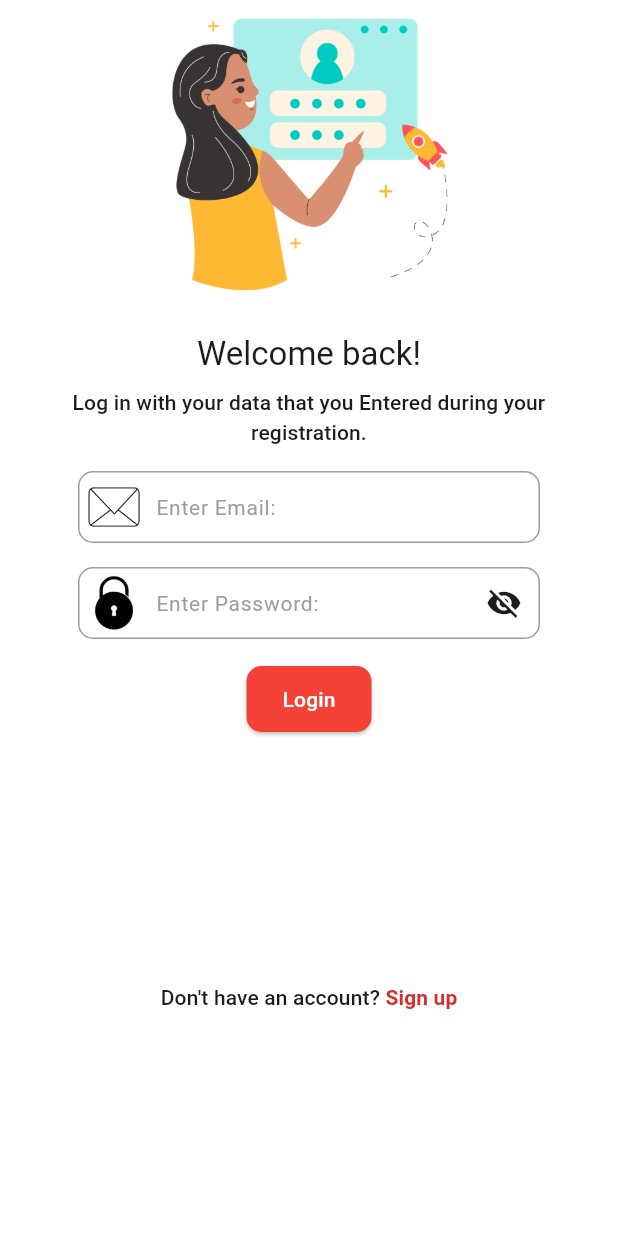
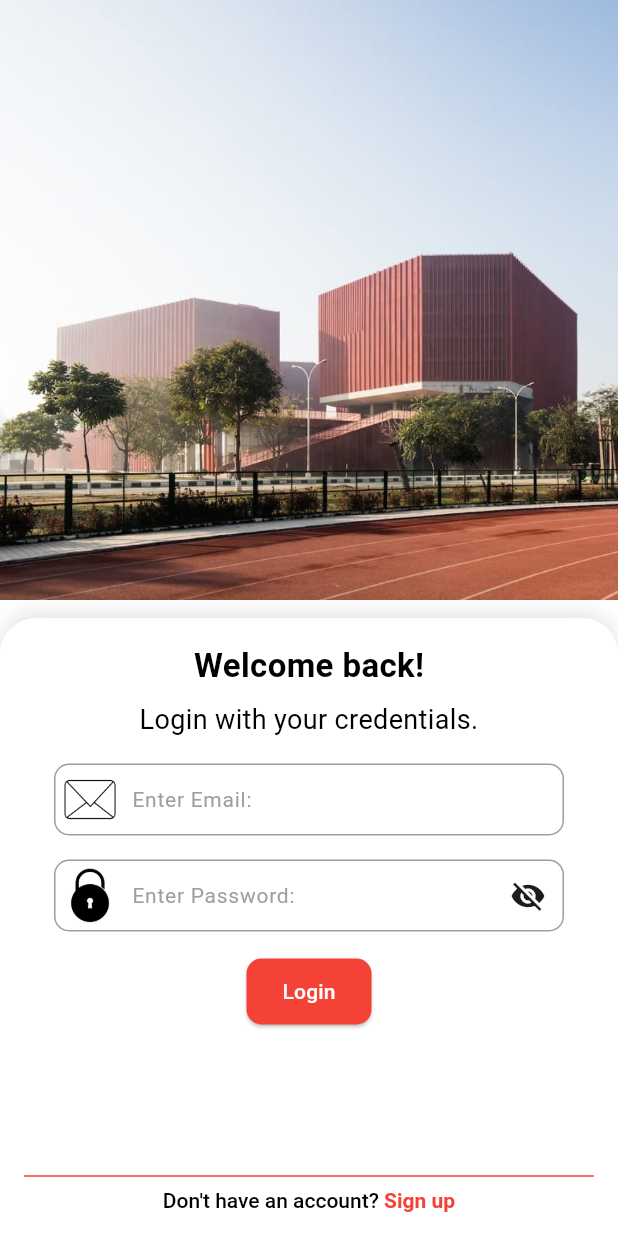
Before and after one commit to MKvDevelopment/hm_ambulance_app, a Flutter app: the screen it shows after launch, on a phone screen of 412 x 824 dp. Run offline on Flutter 3.47's test engine with Material 3 defaults, Android fonts, the phone set to English and light mode, and no system bars; our stand-ins replace another_flushbar, cloud_firestore, firebase_auth, firebase_core, firebase_storage, form_field_validator and 5 more; accounts and stored records are empty; Roboto replaces fonts that are missing (Poppins).

```diff
--- a/lib/constants.dart
+++ b/lib/constants.dart
@@ -4,7 +4,7 @@ import 'package:form_field_validator/form_field_validator.dart';
 
 const String loginPageImg="assets/images/login.png";
 const String loginPageTitle="Welcome back!";
-const String loginPageDesc="Log in with your data that you Entered during your registration.";
+const String loginPageDesc="Login with your credentials.";
 
 const String registerPageImg="assets/images/signup.png";
 const String registerPageTitle="Create Your Account!";
--- a/lib/screen/auth/LoginPage.dart
+++ b/lib/screen/auth/LoginPage.dart
@@ -1,3 +1,4 @@
+import 'package:IM_Ambulance/common_code/custom_text_style.dart';
 import 'package:flutter/foundation.dart';
 import 'package:flutter/gestures.dart';
 import 'package:flutter/material.dart';
@@ -7,8 +8,6 @@ import '../../constants.dart';
 import '../../provider/AuthProvider.dart';
 import '../../route_constants.dart';
 import 'login_form.dart';
-
-
 
 class LoginScreen extends StatefulWidget {
   const LoginScreen({super.key});
@@ -21,44 +20,68 @@ class _LoginScreenState extends State<LoginScreen> {
   final GlobalKey<FormState> _formKey = GlobalKey<FormState>();
   final TextEditingController _emailController = TextEditingController();
   final TextEditingController _passwordController = TextEditingController();
-  final ValueNotifier<bool> _obscureTextNotifier = ValueNotifier<bool>(true);  // For password visibility toggle
-
-
+  final ValueNotifier<bool> _obscureTextNotifier =
+      ValueNotifier<bool>(true); // For password visibility toggle
 
   @override
   Widget build(BuildContext context) {
     final Size size = MediaQuery.of(context).size;
-    double width = MediaQuery.of(context).size.width;
-    var height = MediaQuery.of(context).size.height;
+    double width = size.width;
+    double height = size.height;
 
     return Consumer<AuthProviderr>(
       builder: (context, provider, child) {
-
         return Scaffold(
-          backgroundColor: Theme.of(context).scaffoldBackgroundColor,
-          body: SafeArea(
-            child: SingleChildScrollView(
+          body: Stack(
+            children: [
+              // Background Image
+              Positioned(
+                top: 0,
+                left: 0,
+                right: 0,
+                child: Image.asset(
+                  height: 400,
+                  'assets/images/view_eve.jpg',
+                  fit: BoxFit.fitHeight,
+                ),
+              ),
+              // Bottom Sheet for Login Content
+              Align(
+                alignment: Alignment.bottomCenter,
+                child: Container(
+                  height: height / 2, // Half of the screen height
+                  width: double.infinity,
+                  decoration: BoxDecoration(
+                    color: Theme.of(context).scaffoldBackgroundColor,
+                    borderRadius: const BorderRadius.only(
+                      topLeft: Radius.circular(24),
+                      topRight: Radius.circular(24),
+                    ),
+                    boxShadow: [
+                      BoxShadow(
+                        color: Colors.black.withOpacity(0.1),
+                        blurRadius: 10,
+                        offset: const Offset(0, -4),
+                      ),
+                    ],
+                  ),
                   child: Padding(
-                padding: const EdgeInsets.symmetric(horizontal: defaultPadding),
-                child: Column(
-                  children: [
-                    Image.asset(
-                      loginPageImg,
-                      fit: BoxFit.cover,
-                      height: height*2/8,
-                    ),
-                    Padding(
-
-                      padding: kIsWeb? EdgeInsets.symmetric(horizontal:width>600?width*0.2:defaultPadding):const EdgeInsets.all(defaultPadding),
+                    padding: kIsWeb
+                        ? EdgeInsets.symmetric(
+                            horizontal:
+                                width > 600 ? width * 0.2 : defaultPadding)
+                        : const EdgeInsets.all(defaultPadding),
                     child: Column(
                       crossAxisAlignment: CrossAxisAlignment.center,
                       children: [
-                          Text(loginPageTitle,
-                            style: Theme.of(context).textTheme.titleLarge,
+                        Text(
+                          loginPageTitle,
+                          style: CustomTextStyles.titleLarge,
                         ),
                         const SizedBox(height: defaultPadding / 2),
-                          Text(loginPageDesc,
-                            style: Theme.of(context).textTheme.titleSmall,
+                        Text(
+                          loginPageDesc,
+                          style: CustomTextStyles.titleMedium,
                           textAlign: TextAlign.center,
                         ),
                         const SizedBox(height: defaultPadding),
@@ -66,54 +89,62 @@ class _LoginScreenState extends State<LoginScreen> {
                           formKey: _formKey,
                           emailController: _emailController,
                           passwordController: _passwordController,
-                              obscureTextNotifier: _obscureTextNotifier),
-                          SizedBox(
-                            height: size.width > 600
-                                ? size.height * 0.1
-                                : defaultPadding,
+                          obscureTextNotifier: _obscureTextNotifier,
                         ),
-
-                          provider.isLoading ? CircularProgressIndicator(color: Theme.of(context).appBarTheme.backgroundColor,) :
-                          CustomElevatedButton(
+                        const SizedBox(height: defaultPadding),
+                        provider.isLoading
+                            ? CircularProgressIndicator(
+                                color: Theme.of(context)
+                                    .appBarTheme
+                                    .backgroundColor,
+                              )
+                            : CustomElevatedButton(
                                 onPressed: () {
-
                                   if (_formKey.currentState!.validate()) {
                                     provider.isLoadingValue = true;
                                     FocusScope.of(context).unfocus();
                                     provider.signInWithEmailAndPassword(
                                       context,
                                       _emailController.text,
-                                    _passwordController.text
+                                      _passwordController.text,
                                     );
                                   }
                                 },
-                            labelText: provider.isLoading ?  const CircularProgressIndicator(color: Colors.white,) : Text('Login'),
+                                labelText: provider.isLoading
+                                    ? const CircularProgressIndicator(
+                                        color: Colors.white,
+                                      )
+                                    : const Text('Login'),
                               ),
-                          SizedBox(
-                            height: size.height * 0.20
+                        Spacer(),
+                        Divider(
+                          color: Colors.red,
                         ),
-                          RichText(text: TextSpan(
+                        RichText(
+                          text: TextSpan(
                             text: 'Don\'t have an account? ',
-                              style: Theme.of(context).textTheme.titleSmall,
+                            style: CustomTextStyles.titleSmall,
                             children: [
                               TextSpan(
                                 text: 'Sign up',
-                                    recognizer: TapGestureRecognizer()..onTap = () {
-                                      Navigator.pushNamedAndRemoveUntil(context, signUpScreenRoute, (route) => false);
+                                recognizer: TapGestureRecognizer()
+                                  ..onTap = () {
+                                    Navigator.pushNamedAndRemoveUntil(context,
+                                        signUpScreenRoute, (route) => false);
                                   },
-                                    style: Theme.of(context).textTheme.titleSmall!.copyWith(
-                                      color: Theme.of(context).primaryColorDark,
-                                      fontWeight: FontWeight.bold,
-                                    ))
-                              ]
-                          ))
+                                style: CustomTextStyles.titleSmall.copyWith(
+                                    color: Colors.red,
+                                    fontWeight: FontWeight.bold),
+                              ),
                             ],
                           ),
-                    )
+                        ),
                       ],
                     ),
                   ),
                 ),
+              ),
+            ],
           ),
         );
       },
```
Also changed, not shown: assets/images/view_eve.jpg (added). Lines whose indentation alone changed are shown as unchanged.
